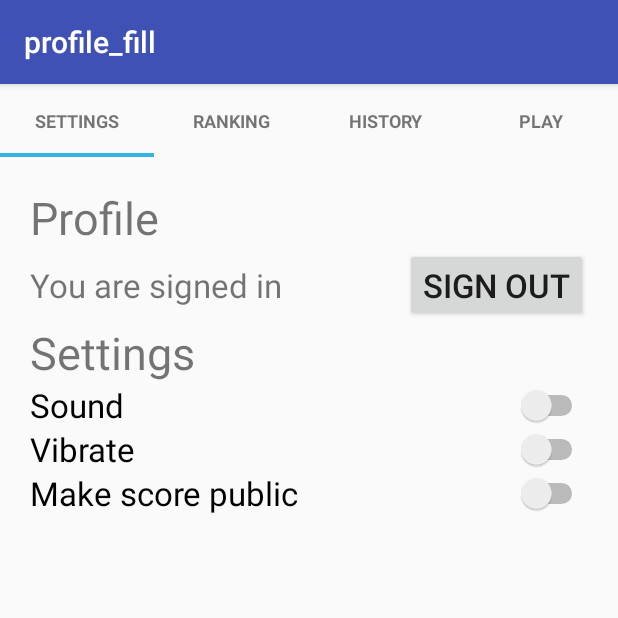
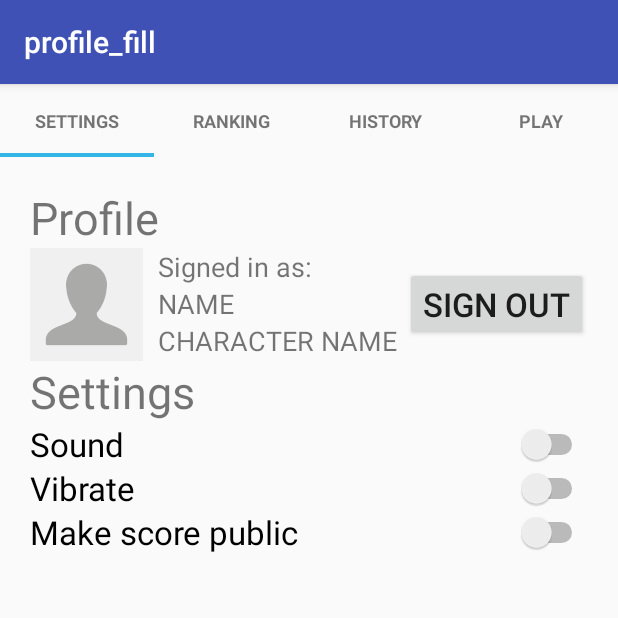
Before and after one commit to bat0322/pokemon-go-cats, an Android app: the Preferences screen opened directly, with no data from a screen before it, on a phone screen of 412 x 824 dp, the top half of it. Run offline under Robolectric (Android 15) with nearby library versions, the phone set to English and light mode, and no system bars; 4 statements that could not run were skipped.

Commit message:
Lab 2
Added functionality for loading locally saved data if a user is logged in and displaying info on preferences profile layout.

```diff
--- a/app/src/main/java/com/example/briantomasco/profile_fill/Preferences.java
+++ b/app/src/main/java/com/example/briantomasco/profile_fill/Preferences.java
@@ -1,10 +1,21 @@
 package com.example.briantomasco.profile_fill;
 
+import android.content.SharedPreferences;
+import android.graphics.Bitmap;
+import android.graphics.BitmapFactory;
 import android.os.Bundle;
 import android.support.v4.app.Fragment;
+import android.util.Log;
 import android.view.LayoutInflater;
 import android.view.View;
 import android.view.ViewGroup;
+import android.widget.ImageView;
+import android.widget.TextView;
+
+import java.io.File;
+import java.io.FileInputStream;
+import java.io.FileNotFoundException;
+import java.io.IOException;
 
 /**
  * Created by briantomasco on 10/9/17.
@@ -14,10 +25,54 @@ import android.view.ViewGroup;
 
 public class Preferences extends Fragment {
 
+    Bitmap bitmap;
+    private String path;
+
+    private TextView fn;
+    private TextView cn;
+    private ImageView imageView;
+
     @Override
     public View onCreateView(LayoutInflater inflater, ViewGroup container, Bundle savedInstanceState) {
+
         // Inflate the layout for this fragment
         return inflater.inflate(R.layout.preferences, container, false);
+    }
+
+    @Override
+    public void onViewCreated(View view, Bundle savedInstanceState) {
+        super.onViewCreated(view, savedInstanceState);
+
+        // once the view has been created, update the text views and profile picture to match current user
+        fn = view.findViewById(R.id.pref_full_name);
+        cn = view.findViewById(R.id.pref_char_name);
+        imageView = view.findViewById(R.id.pref_prof_pic);
+
+        // load the shared preferences data and put them in the appropriate fields
+        SharedPreferences load = getActivity().getSharedPreferences(CreateAcctActivity.SHARED_PREF, 0);
+        if (load.contains("Full Name")) {
+            fn.setText(load.getString("Full Name", ""));
+        }
+        if (load.contains("User Name")) {
+            cn.setText("@" + load.getString("User Name", ""));
+        }
+        // found info and base code for saving and loading bitmap at stackoverflow
+        // URL: https://stackoverflow.com/questions/17674634/saving-and-reading-bitmaps-images-from-internal-memory-in-android
+        if (load.contains("filePath")) {
+            path = load.getString("filePath", "");
+
+            FileInputStream fis = null;
+
+            try {
+                File f = new File(path, "profile.jpg");
+                bitmap = BitmapFactory.decodeStream(new FileInputStream(f));
+                imageView.setImageBitmap(bitmap);
+            } catch (FileNotFoundException e) {
+                e.printStackTrace();
+            } catch (IOException e) {
+                e.printStackTrace();
+            }
+        }
     }
 
 
--- a/app/src/main/res/layout/preferences.xml
+++ b/app/src/main/res/layout/preferences.xml
@@ -19,18 +19,50 @@
         android:layout_width="match_parent"
         android:layout_height="wrap_content">
 
-        <TextView
+        <ImageView
+            android:id="@+id/pref_prof_pic"
+            android:layout_width="75dp"
+            android:layout_height="75dp"
+            android:src="@drawable/default_profile"
+            android:scaleType="fitXY"
+            />
+        <LinearLayout
             android:layout_width="wrap_content"
             android:layout_height="wrap_content"
-            android:textSize="22dp"
-            android:text="You are signed in"
-            android:layout_centerVertical="true"
-            />
+            android:layout_toRightOf="@id/pref_prof_pic"
+            android:orientation="vertical"
+            android:paddingLeft="10dp"
+            >
+            <TextView
+                android:layout_width="wrap_content"
+                android:layout_height="wrap_content"
+                android:textSize="18dp"
+                android:text="Signed in as:"
+                android:layout_toRightOf="@id/pref_prof_pic"
+                android:layout_alignParentTop="true"
+                />
+            <TextView
+                android:id="@+id/pref_full_name"
+                android:layout_width="wrap_content"
+                android:layout_height="wrap_content"
+                android:textSize="18dp"
+                android:text="NAME"
+                />
+
+            <TextView
+                android:id="@+id/pref_char_name"
+                android:layout_width="wrap_content"
+                android:layout_height="wrap_content"
+                android:textSize="18dp"
+                android:text="CHARACTER NAME"
+                />
+        </LinearLayout>
         <Button
             android:id="@+id/sign_out_button"
             android:layout_width="wrap_content"
             android:layout_height="wrap_content"
             android:layout_alignParentRight="true"
+            android:layout_centerVertical="true"
             android:textSize="22dp"
             android:text="Sign Out"
             android:onClick="onSignOutClick"
```
Also changed, not shown: app/src/main/java/com/example/briantomasco/profile_fill/TabLayout.java (+12 -0 lines).
